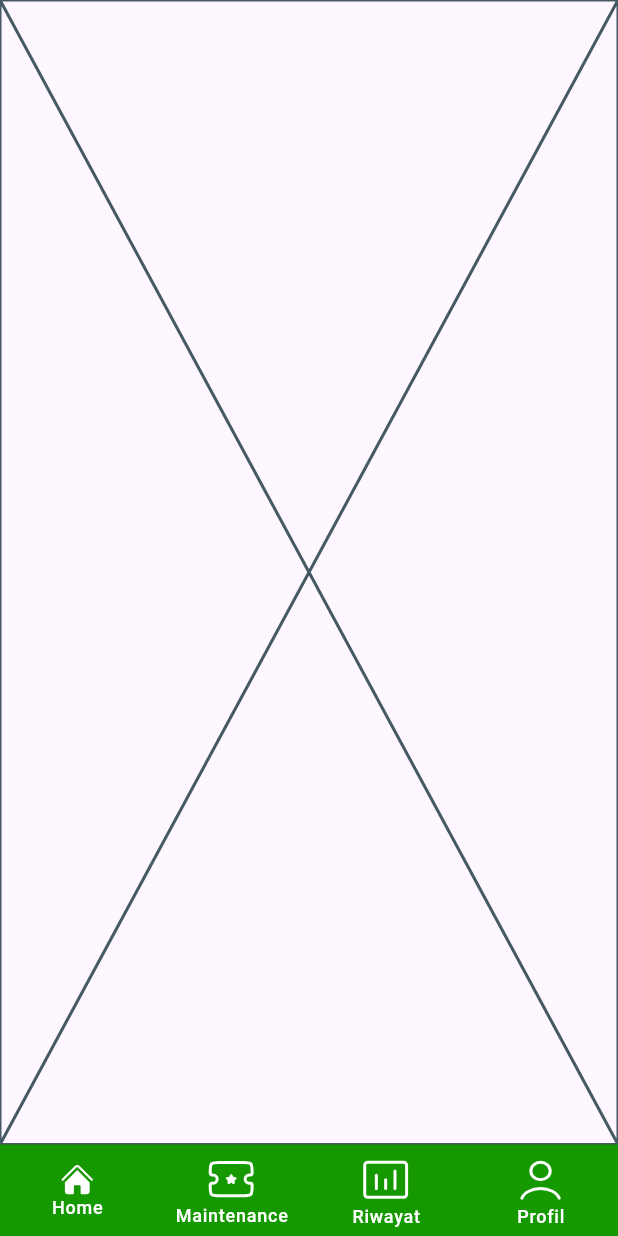
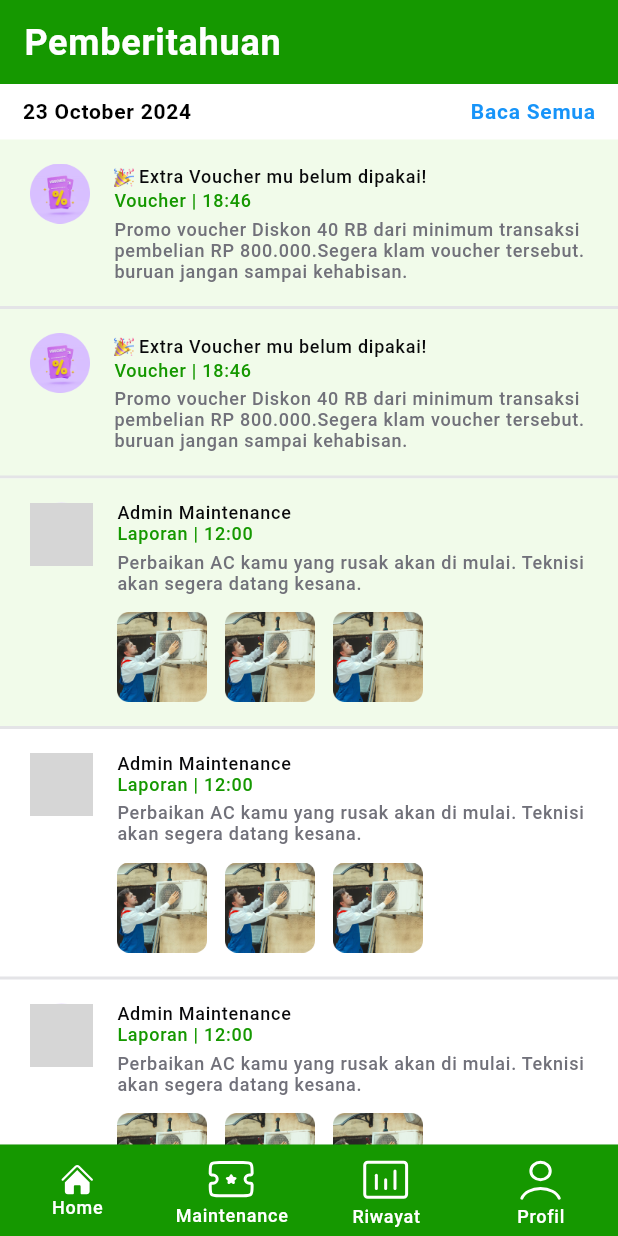
Before and after one commit to altantheprodigy/Urban-Stay, a Flutter app: the NavigationScreen screen opened directly, item 2 of the bottom bar chosen, on a phone screen of 412 x 824 dp. Run offline on Flutter 3.47's test engine with Material 3 defaults, Android fonts, the phone set to English and light mode, and no system bars; our stand-ins replace country_code_picker, firebase_auth, firebase_core, flutter_bloc, flutter_svg, google_sign_in and 2 more; accounts and stored records are empty; network calls fail; Roboto replaces fonts that are missing (Plus Jakarta Sans); grey boxes are pictures that could not be loaded.

Commit message:
notification page

```diff
--- a/lib/feature/navigation/navigation_screen.dart
+++ b/lib/feature/navigation/navigation_screen.dart
@@ -1,5 +1,6 @@
 import 'package:flutter/material.dart';
 import 'package:flutter_svg/svg.dart';
+import 'package:urban_stay/feature/notification/notification_screen.dart';
 import 'package:urban_stay/ui/color.dart';
 import 'package:urban_stay/ui/typography.dart';
 
@@ -18,7 +19,7 @@ class _NavigationScreenState extends State<NavigationScreen> {
 
   List<Widget> screens = [
     const HomePage(),
-    const Placeholder(),
+    const NotificationScreen(),
     const Placeholder(),
     const ProfileScreen()
   ];
--- /dev/null
+++ b/lib/feature/notification/notification_screen.dart
@@ -0,0 +1,293 @@
+import 'package:flutter/material.dart';
+import 'package:intl/intl.dart';
+import 'package:urban_stay/feature/notification/widgets/container_voucher.dart';
+import 'package:urban_stay/ui/extension.dart';
+import '../../ui/color.dart';
+import '../../ui/typography.dart';
+
+class NotificationScreen extends StatelessWidget {
+  const NotificationScreen({super.key});
+
+  @override
+  Widget build(BuildContext context) {
+    return Scaffold(
+      backgroundColor: black00,
+      appBar: AppBar(
+        backgroundColor: forest600,
+        title: Text(
+          "Pemberitahuan",
+          style: mLBold.copyWith(
+            color: black00,
+          ),
+        ),
+      ),
+      body: SingleChildScrollView(
+        child: Column(
+          mainAxisAlignment: MainAxisAlignment.start,
+          crossAxisAlignment: CrossAxisAlignment.start,
+          children: [
+            Padding(
+              padding:
+                  const EdgeInsets.symmetric(horizontal: 15.0, vertical: 10),
+              child: Row(
+                mainAxisAlignment: MainAxisAlignment.spaceBetween,
+                children: [
+                  Text(
+                    DateFormat('dd MMMM yyyy').format(DateTime.now()),
+                    style: SSemiBold.copyWith(color: Colors.black),
+                  ),
+                  Text(
+                    'Baca Semua',
+                    style: SSemiBold.copyWith(color: blue600),
+                  ),
+                ],
+              ),
+            ),
+            const ContainerVoucher(
+                title: " Extra Voucher mu belum dipakai!",
+                subDesc: "subDesc",
+                desc:
+                    "Promo voucher Diskon 40 RB dari minimum transaksi pembelian RP 800.000.Segera klam voucher tersebut. buruan jangan sampai kehabisan."),
+            const ContainerVoucher(
+                title: " Extra Voucher mu belum dipakai!",
+                subDesc: "subDesc",
+                desc:
+                    "Promo voucher Diskon 40 RB dari minimum transaksi pembelian RP 800.000.Segera klam voucher tersebut. buruan jangan sampai kehabisan."),
+            Container(
+              width: double.infinity,
+              padding: const EdgeInsets.symmetric(horizontal: 20, vertical: 16),
+              decoration: const BoxDecoration(
+                color: green50,
+                border: Border(
+                  bottom: BorderSide(
+                    color: black200,
+                    width: 2.0,
+                  ),
+                ),
+              ),
+              child: Row(
+                mainAxisAlignment: MainAxisAlignment.start,
+                crossAxisAlignment: CrossAxisAlignment.start,
+                children: [
+                  const CircleAvatar(
+                    radius: 21,
+                    backgroundImage:
+                    NetworkImage('https://avatar.iran.liara.run/public'),
+                  ),
+                  const SizedBox(
+                    width: 16,
+                  ),
+                  Expanded(
+                    child: Column(
+                      mainAxisAlignment: MainAxisAlignment.start,
+                      crossAxisAlignment: CrossAxisAlignment.start,
+                      children: [
+                        Text(
+                          'Admin Maintenance',
+                          style: xSMedium.copyWith(color: black950),
+                        ),
+                        Row(
+                          children: [
+                            Text(
+                              'Laporan |',
+                              style: xSMedium.copyWith(color: forest600),
+                            ),
+                            Text(
+                              ' 12:00',
+                              style: xSMedium.copyWith(color: forest600),
+                            ),
+                          ],
+                        ),
+                        const SizedBox(
+                          height: 5,
+                        ),
+                        Text(
+                          'Perbaikan AC kamu yang rusak akan di mulai. Teknisi akan segera datang kesana.',
+                          style: xSMedium.copyWith(color: black500),
+                        ),
+                        const SizedBox(height: 12,),
+                        Row(
+                          children: [
+                            Image.asset(
+                              'assets/images/service_ac.png',
+                              width: 60,
+                              height: 60,
+                            ),
+                            Image.asset(
+                              'assets/images/service_ac.png',
+                              width: 60,
+                              height: 60,
+                            ),
+                            Image.asset(
+                              'assets/images/service_ac.png',
+                              width: 60,
+                              height: 60,
+                            ),
+                          ].withSpaceBetween(width: 12),
+                        )
+                      ],
+                    ),
+                  )
+                ],
+              ),
+            ),
+            Container(
+              width: double.infinity,
+              padding: const EdgeInsets.symmetric(horizontal: 20, vertical: 16),
+              decoration: const BoxDecoration(
+                border: Border(
+                  bottom: BorderSide(
+                    color: black200,
+                    width: 2.0,
+                  ),
+                ),
+              ),
+              child: Row(
+                mainAxisAlignment: MainAxisAlignment.start,
+                crossAxisAlignment: CrossAxisAlignment.start,
+                children: [
+                  const CircleAvatar(
+                    radius: 21,
+                    backgroundImage:
+                    NetworkImage('https://avatar.iran.liara.run/public'),
+                  ),
+                  const SizedBox(
+                    width: 16,
+                  ),
+                  Expanded(
+                    child: Column(
+                      mainAxisAlignment: MainAxisAlignment.start,
+                      crossAxisAlignment: CrossAxisAlignment.start,
+                      children: [
+                        Text(
+                          'Admin Maintenance',
+                          style: xSMedium.copyWith(color: black950),
+                        ),
+                        Row(
+                          children: [
+                            Text(
+                              'Laporan |',
+                              style: xSMedium.copyWith(color: forest600),
+                            ),
+                            Text(
+                              ' 12:00',
+                              style: xSMedium.copyWith(color: forest600),
+                            ),
+                          ],
+                        ),
+                        const SizedBox(
+                          height: 5,
+                        ),
+                        Text(
+                          'Perbaikan AC kamu yang rusak akan di mulai. Teknisi akan segera datang kesana.',
+                          style: xSMedium.copyWith(color: black500),
+                        ),
+                        const SizedBox(height: 12,),
+                        Row(
+                          children: [
+                            Image.asset(
+                              'assets/images/service_ac.png',
+                              width: 60,
+                              height: 60,
+                            ),
+                            Image.asset(
+                              'assets/images/service_ac.png',
+                              width: 60,
+                              height: 60,
+                            ),
+                            Image.asset(
+                              'assets/images/service_ac.png',
+                              width: 60,
+                              height: 60,
+                            ),
+                          ].withSpaceBetween(width: 12),
+                        )
+                      ],
+                    ),
+                  )
+                ],
+              ),
+            ),
+            Container(
+              width: double.infinity,
+              padding: const EdgeInsets.symmetric(horizontal: 20, vertical: 16),
+              decoration: const BoxDecoration(
+                border: Border(
+                  bottom: BorderSide(
+                    color: black200,
+                    width: 2.0,
+                  ),
+                ),
+              ),
+              child: Row(
+                mainAxisAlignment: MainAxisAlignment.start,
+                crossAxisAlignment: CrossAxisAlignment.start,
+                children: [
+                  const CircleAvatar(
+                    radius: 21,
+                    backgroundImage:
+                    NetworkImage('https://avatar.iran.liara.run/public'),
+                  ),
+                  const SizedBox(
+                    width: 16,
+                  ),
+                  Expanded(
+                    child: Column(
+                      mainAxisAlignment: MainAxisAlignment.start,
+                      crossAxisAlignment: CrossAxisAlignment.start,
+                      children: [
+                        Text(
+                          'Admin Maintenance',
+                          style: xSMedium.copyWith(color: black950),
+                        ),
+                        Row(
+                          children: [
+                            Text(
+                              'Laporan |',
+                              style: xSMedium.copyWith(color: forest600),
+                            ),
+                            Text(
+                              ' 12:00',
+                              style: xSMedium.copyWith(color: forest600),
+                            ),
+                          ],
+                        ),
+                        const SizedBox(
+                          height: 5,
+                        ),
+                        Text(
+                          'Perbaikan AC kamu yang rusak akan di mulai. Teknisi akan segera datang kesana.',
+                          style: xSMedium.copyWith(color: black500),
+                        ),
+                        const SizedBox(height: 12,),
+                        Row(
+                          children: [
+                            Image.asset(
+                              'assets/images/service_ac.png',
+                              width: 60,
+                              height: 60,
+                            ),
+                            Image.asset(
+                              'assets/images/service_ac.png',
+                              width: 60,
+                              height: 60,
+                            ),
+                            Image.asset(
+                              'assets/images/service_ac.png',
+                              width: 60,
+                              height: 60,
+                            ),
+                          ].withSpaceBetween(width: 12),
+                        )
+                      ],
+                    ),
+                  )
+                ],
+              ),
+            ),
+          ],
+        ),
+      ),
+    );
+  }
+}
--- /dev/null
+++ b/lib/feature/notification/widgets/container_voucher.dart
@@ -0,0 +1,79 @@
+import 'package:flutter/material.dart';
+
+import '../../../ui/color.dart';
+import '../../../ui/typography.dart';
+
+class ContainerVoucher extends StatelessWidget {
+  final String title;
+  final String subDesc;
+  final String desc;
+  const ContainerVoucher({super.key, required this.title, required this.subDesc, required this.desc});
+
+  @override
+  Widget build(BuildContext context) {
+    return Container(
+      width: double.infinity,
+      padding: const EdgeInsets.symmetric(horizontal: 20, vertical: 16),
+      decoration: const BoxDecoration(
+        color: green50,
+        border: Border(
+          bottom: BorderSide(
+            color: black200,
+            width: 2.0,
+          ),
+        ),
+      ),
+      child: Row(
+        mainAxisAlignment: MainAxisAlignment.start,
+        crossAxisAlignment: CrossAxisAlignment.start,
+        children: [
+          Image.asset(
+            'assets/images/voucher.png',
+            width: 40,
+            height: 40,
+          ),
+          const SizedBox(width: 16,),
+          Expanded(
+            child: Column(
+              mainAxisAlignment: MainAxisAlignment.start,
+              crossAxisAlignment: CrossAxisAlignment.start,
+              children: [
+                Row(
+                  children: [
+                    Image.asset(
+                      'assets/images/hore.png',
+                      width: 13,
+                      height: 18,
+                    ),
+                    // const SizedBox(width: 5,),
+                    Text(
+                      title,
+                      style: xSMedium.copyWith(color: black950),
+                    ),
+                  ],
+                ),
+                Row(
+                  children: [
+                    Text(
+                      'Voucher |',
+                      style: xSMedium.copyWith(color: forest600),
+                    ),
+                    Text(
+                      ' 18:46',
+                      style: xSMedium.copyWith(color: forest600),
+                    ),
+                  ],
+                ),
+                const SizedBox(height: 5,),
+                Text(
+                  desc,
+                  style: xSMedium.copyWith(color: black500),
+                ),
+              ],
+            ),
+          )
+        ],
+      ),
+    );
+  }
+}
--- a/pubspec.yaml
+++ b/pubspec.yaml
@@ -47,6 +47,7 @@ dependencies:
   shared_preferences: ^2.3.2
   firebase_storage: ^12.3.3
   pin_code_fields: ^8.0.1
+  intl: ^0.19.0
 
 dev_dependencies:
   flutter_test:
```
Also changed, not shown: assets/images/hore.png (added), assets/images/service_ac.png (added), assets/images/voucher.png (added), pubspec.lock.
